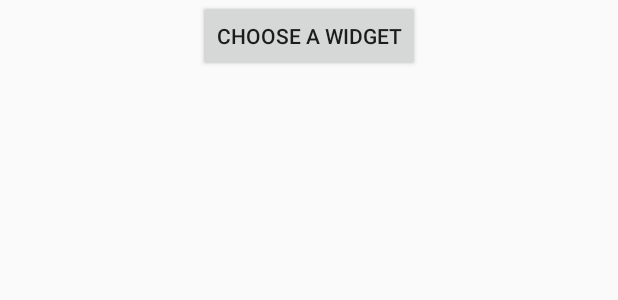
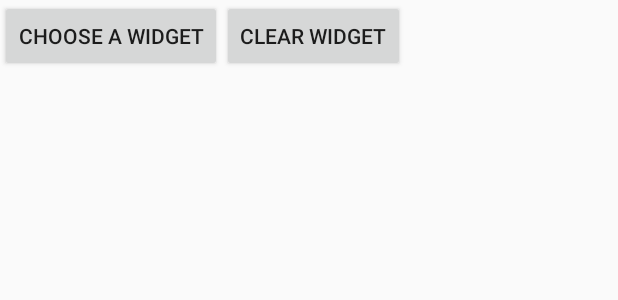
Before and after one commit to ehart1217/WidgetDemo, an Android app: the layout activity_main.xml on its own in the app's theme, with its tools: preview values and no code run, on a phone screen of 412 x 824 dp. Shown: the top 300 px of the screen. Run offline under Robolectric (Android 15) with nearby library versions, the phone set to English and light mode, and no system bars.

Commit message:
update .gitignore. And add a Button to clear All the widgets you have chosen.

```diff
--- a/app/src/main/res/layout/activity_main.xml
+++ b/app/src/main/res/layout/activity_main.xml
@@ -6,12 +6,24 @@
     android:layout_height="match_parent"
     android:orientation="vertical">
 
-    <Button
-        android:id="@+id/activity_choose_widget_btn"
-        android:layout_width="wrap_content"
+    <LinearLayout
+        android:layout_width="match_parent"
         android:layout_height="wrap_content"
-        android:layout_gravity="center_horizontal"
-        android:text="choose a widget" />
+        android:orientation="horizontal">
+
+        <Button
+            android:id="@+id/activity_choose_widget_btn"
+            android:layout_width="wrap_content"
+            android:layout_height="wrap_content"
+            android:text="choose a widget" />
+
+        <Button
+            android:id="@+id/activity_clear_widget_btn"
+            android:layout_width="wrap_content"
+            android:layout_height="wrap_content"
+            android:text="clear widget"/>
+
+    </LinearLayout>
 
     <LinearLayout
         android:id="@+id/activity_widget_container"
```
Also changed, not shown: app/src/main/java/com/example/wanchi/myapplication/MainActivity.java (+27 -8 lines).
